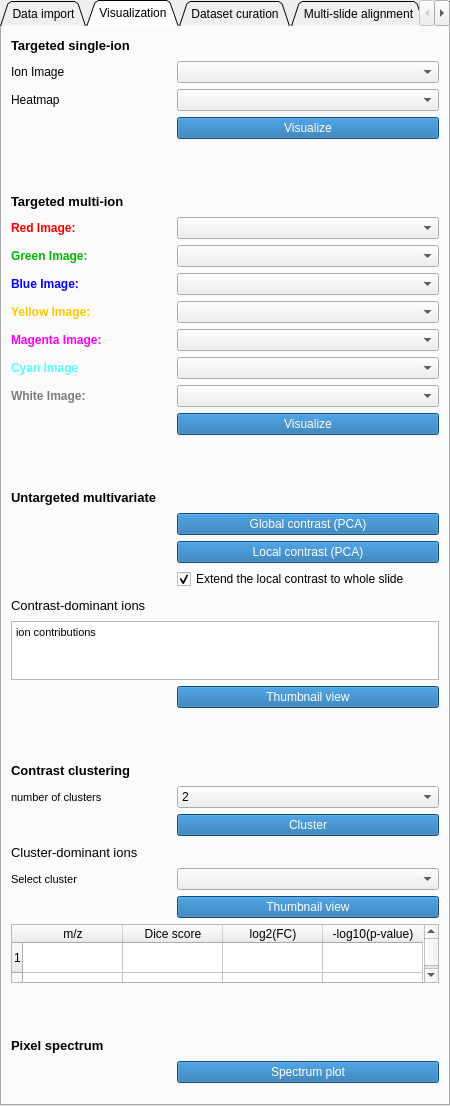
This is MassVision/Resources/UI/MassVision.ui in jamzad/SlicerMassVision as Qt 5 draws it before an edit. The edited form follows.
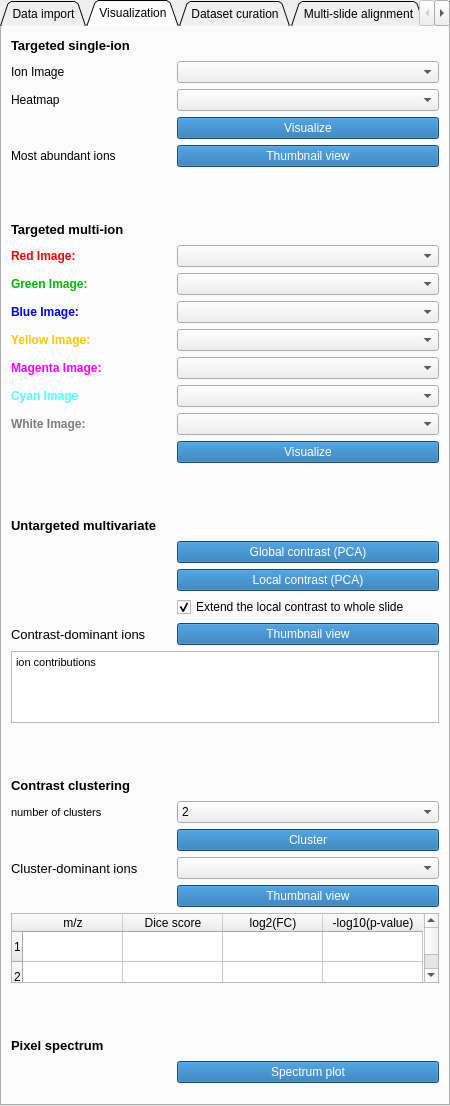
This is the edited form.

Commit message: ADD most abundant ions thumbnail

Diff of the .ui file:
```diff
--- a/MassVision/Resources/UI/MassVision.ui
+++ b/MassVision/Resources/UI/MassVision.ui
@@ -392,27 +392,27 @@
       </property>
      </spacer>
     </item>
-    <item row="3" column="0">
+    <item row="4" column="0">
      <widget class="QLabel" name="singleIonMzLabel">
       <property name="text">
        <string>Ion Image</string>
       </property>
      </widget>
     </item>
-    <item row="3" column="1">
+    <item row="4" column="1">
      <widget class="QComboBox" name="singleIonMzList"/>
     </item>
-    <item row="4" column="0">
+    <item row="5" column="0">
      <widget class="QLabel" name="singleIonHeatmapLabel">
       <property name="text">
        <string>Heatmap</string>
       </property>
      </widget>
     </item>
-    <item row="4" column="1">
-     <widget class="QComboBox" name="singleIonHeatmapList"/>
-    </item>
     <item row="5" column="1">
+     <widget class="QComboBox" name="singleIonHeatmapList"/>
+    </item>
+    <item row="6" column="1">
      <widget class="QPushButton" name="singleIonButton">
       <property name="styleSheet">
        <string notr="true">background-color: #1769aa;
@@ -423,23 +423,41 @@
       </property>
      </widget>
     </item>
-    <item row="6" column="0" colspan="2">
-     <spacer name="verticalSpacer_19">
-      <property name="orientation">
-       <enum>Qt::Vertical</enum>
-      </property>
-      <property name="sizeType">
-       <enum>QSizePolicy::Fixed</enum>
-      </property>
-      <property name="sizeHint" stdset="0">
-       <size>
-        <width>20</width>
-        <height>40</height>
-       </size>
-      </property>
-     </spacer>
-    </item>
     <item row="7" column="0">
+     <widget class="QLabel" name="singleIonMzLabel_2">
+      <property name="text">
+       <string>Most abundant ions</string>
+      </property>
+     </widget>
+    </item>
+    <item row="7" column="1">
+     <widget class="QPushButton" name="AbundanceThumbnail">
+      <property name="styleSheet">
+       <string notr="true">background-color: #1769aa;
+color: rgb(255, 255, 255);</string>
+      </property>
+      <property name="text">
+       <string>Thumbnail view</string>
+      </property>
+     </widget>
+    </item>
+    <item row="8" column="0" colspan="2">
+     <spacer name="verticalSpacer_19">
+      <property name="orientation">
+       <enum>Qt::Vertical</enum>
+      </property>
+      <property name="sizeType">
+       <enum>QSizePolicy::Fixed</enum>
+      </property>
+      <property name="sizeHint" stdset="0">
+       <size>
+        <width>20</width>
+        <height>40</height>
+       </size>
+      </property>
+     </spacer>
+    </item>
+    <item row="9" column="0">
      <widget class="QLabel" name="label_13">
       <property name="font">
        <font>
@@ -453,7 +471,7 @@
       </property>
      </widget>
     </item>
-    <item row="7" column="1">
+    <item row="9" column="1">
      <spacer name="horizontalSpacer_2">
       <property name="orientation">
        <enum>Qt::Horizontal</enum>
@@ -466,7 +484,7 @@
       </property>
      </spacer>
     </item>
-    <item row="8" column="0">
+    <item row="10" column="0">
      <widget class="QLabel" name="redImageLabel">
       <property name="font">
        <font>
@@ -484,10 +502,10 @@
       </property>
      </widget>
     </item>
-    <item row="8" column="1">
+    <item row="10" column="1">
      <widget class="QComboBox" name="mzlist_2"/>
     </item>
-    <item row="9" column="0">
+    <item row="11" column="0">
      <widget class="QLabel" name="greenImageLabel">
       <property name="font">
        <font>
@@ -506,10 +524,10 @@
       </property>
      </widget>
     </item>
-    <item row="9" column="1">
+    <item row="11" column="1">
      <widget class="QComboBox" name="mzlist_3"/>
     </item>
-    <item row="10" column="0">
+    <item row="12" column="0">
      <widget class="QLabel" name="blueImageLabel">
       <property name="font">
        <font>
@@ -526,10 +544,10 @@
       </property>
      </widget>
     </item>
-    <item row="10" column="1">
+    <item row="12" column="1">
      <widget class="QComboBox" name="mzlist_4"/>
     </item>
-    <item row="11" column="0">
+    <item row="13" column="0">
      <widget class="QLabel" name="yellowImageLabel">
       <property name="font">
        <font>
@@ -547,10 +565,10 @@
       </property>
      </widget>
     </item>
-    <item row="11" column="1">
+    <item row="13" column="1">
      <widget class="QComboBox" name="mzlist_7"/>
     </item>
-    <item row="12" column="0">
+    <item row="14" column="0">
      <widget class="QLabel" name="magentaImageLabel">
       <property name="font">
        <font>
@@ -568,10 +586,10 @@
       </property>
      </widget>
     </item>
-    <item row="12" column="1">
+    <item row="14" column="1">
      <widget class="QComboBox" name="mzlist_5"/>
     </item>
-    <item row="13" column="0">
+    <item row="15" column="0">
      <widget class="QLabel" name="cyanImageLabel">
       <property name="font">
        <font>
@@ -588,10 +606,10 @@
       </property>
      </widget>
     </item>
-    <item row="13" column="1">
+    <item row="15" column="1">
      <widget class="QComboBox" name="mzlist_6"/>
     </item>
-    <item row="14" column="0">
+    <item row="16" column="0">
      <widget class="QLabel" name="whiteImageLabel">
       <property name="font">
        <font>
@@ -608,10 +626,10 @@
       </property>
      </widget>
     </item>
-    <item row="14" column="1">
+    <item row="16" column="1">
      <widget class="QComboBox" name="mzlist"/>
     </item>
-    <item row="15" column="1">
+    <item row="17" column="1">
      <widget class="QPushButton" name="multiIonButton">
       <property name="styleSheet">
        <string notr="true">background-color: #1769aa;
@@ -622,7 +640,7 @@
       </property>
      </widget>
     </item>
-    <item row="16" column="0" colspan="2">
+    <item row="18" column="0" colspan="2">
      <spacer name="verticalSpacer_24">
       <property name="orientation">
        <enum>Qt::Vertical</enum>
@@ -638,7 +656,7 @@
       </property>
      </spacer>
     </item>
-    <item row="17" column="0">
+    <item row="19" column="0">
      <widget class="QLabel" name="label_15">
       <property name="font">
        <font>
@@ -652,7 +670,7 @@
       </property>
      </widget>
     </item>
-    <item row="17" column="1">
+    <item row="19" column="1">
      <spacer name="horizontalSpacer_3">
       <property name="orientation">
        <enum>Qt::Horizontal</enum>
@@ -665,7 +683,7 @@
       </property>
      </spacer>
     </item>
-    <item row="18" column="1">
+    <item row="20" column="1">
      <widget class="QPushButton" name="PCA_button">
       <property name="styleSheet">
        <string notr="true">background-color: #1769aa;
@@ -676,7 +694,7 @@
       </property>
      </widget>
     </item>
-    <item row="19" column="1">
+    <item row="21" column="1">
      <widget class="QPushButton" name="partialPCA">
       <property name="styleSheet">
        <string notr="true">background-color: #1769aa;
@@ -687,7 +705,7 @@
       </property>
      </widget>
     </item>
-    <item row="20" column="1">
+    <item row="22" column="1">
      <widget class="QCheckBox" name="pcaExtendCheckbox">
       <property name="text">
        <string>Extend the local contrast to whole slide</string>
@@ -697,7 +715,7 @@
       </property>
      </widget>
     </item>
-    <item row="21" column="0">
+    <item row="23" column="0">
      <widget class="QLabel" name="label_18">
       <property name="font">
        <font>
@@ -711,20 +729,18 @@
       </property>
      </widget>
     </item>
-    <item row="21" column="1">
-     <spacer name="horizontalSpacer_4">
-      <property name="orientation">
-       <enum>Qt::Horizontal</enum>
+    <item row="23" column="1">
+     <widget class="QPushButton" name="ContrastThumbnail">
+      <property name="styleSheet">
+       <string notr="true">background-color: #1769aa;
+color: rgb(255, 255, 255);</string>
       </property>
-      <property name="sizeHint" stdset="0">
-       <size>
-        <width>40</width>
-        <height>20</height>
-       </size>
+      <property name="text">
+       <string>Thumbnail view</string>
       </property>
-     </spacer>
+     </widget>
     </item>
-    <item row="22" column="0" colspan="2">
+    <item row="24" column="0" colspan="2">
      <widget class="QTextBrowser" name="LoadingsInfo">
       <property name="html">
        <string>&lt;!DOCTYPE HTML PUBLIC &quot;-//W3C//DTD HTML 4.0//EN&quot; &quot;http://www.w3.org/TR/REC-html40/strict.dtd&quot;&gt;
@@ -735,18 +751,7 @@
       </property>
      </widget>
     </item>
-    <item row="23" column="1">
-     <widget class="QPushButton" name="ContrastThumbnail">
-      <property name="styleSheet">
-       <string notr="true">background-color: #1769aa;
-color: rgb(255, 255, 255);</string>
-      </property>
-      <property name="text">
-       <string>Thumbnail view</string>
-      </property>
-     </widget>
-    </item>
-    <item row="24" column="0" colspan="2">
+    <item row="26" column="0" colspan="2">
      <spacer name="verticalSpacer_28">
       <property name="orientation">
        <enum>Qt::Vertical</enum>
@@ -762,7 +767,7 @@
       </property>
      </spacer>
     </item>
-    <item row="25" column="0">
+    <item row="27" column="0">
      <widget class="QLabel" name="label_16">
       <property name="font">
        <font>
@@ -776,7 +781,7 @@
       </property>
      </widget>
     </item>
-    <item row="25" column="1">
+    <item row="27" column="1">
      <spacer name="horizontalSpacer_30">
       <property name="orientation">
        <enum>Qt::Horizontal</enum>
@@ -789,7 +794,7 @@
       </property>
      </spacer>
     </item>
-    <item row="26" column="0">
+    <item row="28" column="0">
      <widget class="QLabel" name="label_17">
       <property name="font">
        <font>
@@ -803,7 +808,7 @@
       </property>
      </widget>
     </item>
-    <item row="26" column="1">
+    <item row="28" column="1">
      <widget class="QComboBox" name="nCluster">
       <item>
        <property name="text">
@@ -902,7 +907,7 @@
       </item>
      </widget>
     </item>
-    <item row="27" column="1">
+    <item row="29" column="1">
      <widget class="QPushButton" name="Cluster_button">
       <property name="styleSheet">
        <string notr="true">background-color: #1769aa;
@@ -913,7 +918,7 @@
       </property>
      </widget>
     </item>
-    <item row="28" column="0">
+    <item row="30" column="0">
      <widget class="QLabel" name="label_19">
       <property name="font">
        <font>
@@ -927,37 +932,10 @@
       </property>
      </widget>
     </item>
-    <item row="28" column="1">
-     <spacer name="horizontalSpacer_31">
-      <property name="orientation">
-       <enum>Qt::Horizontal</enum>
-      </property>
-      <property name="sizeHint" stdset="0">
-       <size>
-        <width>40</width>
-        <height>20</height>
-       </size>
-      </property>
-     </spacer>
-    </item>
-    <item row="29" column="0">
-     <widget class="QLabel" name="label_20">
-      <property name="font">
-       <font>
-        <pointsize>8</pointsize>
-        <weight>50</weight>
-        <bold>false</bold>
-       </font>
-      </property>
-      <property name="text">
-       <string>Select cluster</string>
-      </property>
-     </widget>
-    </item>
-    <item row="29" column="1">
-     <widget class="QComboBox" name="ClusterInd"/>
-    </item>
     <item row="30" column="1">
+     <widget class="QComboBox" name="ClusterInd"/>
+    </item>
+    <item row="31" column="1">
      <widget class="QPushButton" name="ClusterThumbnail">
       <property name="styleSheet">
        <string notr="true">background-color: #1769aa;
@@ -968,11 +946,29 @@
       </property>
      </widget>
     </item>
-    <item row="31" column="0" colspan="2">
+    <item row="33" column="0" colspan="2">
      <widget class="QTableWidget" name="ClusterTable">
+      <property name="sizePolicy">
+       <sizepolicy hsizetype="Expanding" vsizetype="Expanding">
+        <horstretch>0</horstretch>
+        <verstretch>0</verstretch>
+       </sizepolicy>
+      </property>
+      <property name="frameShape">
+       <enum>QFrame::StyledPanel</enum>
+      </property>
+      <property name="sizeAdjustPolicy">
+       <enum>QAbstractScrollArea::AdjustToContents</enum>
+      </property>
+      <property name="gridStyle">
+       <enum>Qt::SolidLine</enum>
+      </property>
       <property name="sortingEnabled">
        <bool>true</bool>
       </property>
+      <property name="cornerButtonEnabled">
+       <bool>true</bool>
+      </property>
       <row>
        <property name="text">
         <string>1</string>
@@ -1020,23 +1016,7 @@
       </column>
      </widget>
     </item>
-    <item row="32" column="0" colspan="2">
-     <spacer name="verticalSpacer_29">
-      <property name="orientation">
-       <enum>Qt::Vertical</enum>
-      </property>
-      <property name="sizeType">
-       <enum>QSizePolicy::Fixed</enum>
-      </property>
-      <property name="sizeHint" stdset="0">
-       <size>
-        <width>20</width>
-        <height>40</height>
-       </size>
-      </property>
-     </spacer>
-    </item>
-    <item row="33" column="0">
+    <item row="35" column="0">
      <widget class="QLabel" name="label_11">
       <property name="font">
        <font>
@@ -1050,7 +1030,7 @@
       </property>
      </widget>
     </item>
-    <item row="33" column="1">
+    <item row="35" column="1">
      <spacer name="horizontalSpacer_7">
       <property name="orientation">
        <enum>Qt::Horizontal</enum>
@@ -1063,7 +1043,7 @@
       </property>
      </spacer>
     </item>
-    <item row="34" column="1">
+    <item row="36" column="1">
      <widget class="QPushButton" name="spectrumPlot">
       <property name="styleSheet">
        <string notr="true">background-color: #1769aa;
@@ -1074,7 +1054,7 @@
       </property>
      </widget>
     </item>
-    <item row="35" column="0" colspan="2">
+    <item row="37" column="0" colspan="2">
      <spacer name="verticalSpacer">
       <property name="orientation">
        <enum>Qt::Vertical</enum>
@@ -1087,7 +1067,7 @@
       </property>
      </spacer>
     </item>
-    <item row="36" column="0" colspan="2">
+    <item row="38" column="0" colspan="2">
      <spacer name="verticalSpacer_2">
       <property name="orientation">
        <enum>Qt::Vertical</enum>
@@ -1100,6 +1080,22 @@
       </property>
      </spacer>
     </item>
+    <item row="34" column="0" colspan="2">
+     <spacer name="verticalSpacer_29">
+      <property name="orientation">
+       <enum>Qt::Vertical</enum>
+      </property>
+      <property name="sizeType">
+       <enum>QSizePolicy::Fixed</enum>
+      </property>
+      <property name="sizeHint" stdset="0">
+       <size>
+        <width>20</width>
+        <height>40</height>
+       </size>
+      </property>
+     </spacer>
+    </item>
    </layout>
   </widget>
   <widget class="QWidget" name="tab_3">
```
The commit also changes 2 other files.
